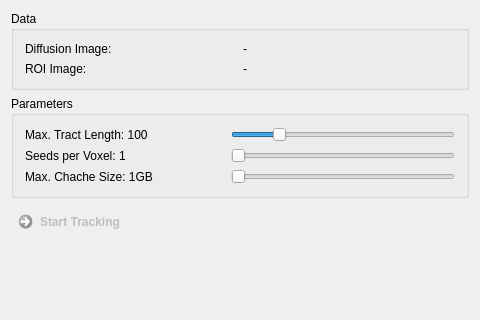
The window that Plugins/org.mitk.gui.qt.diffusionimaging/src/internal/QmitkStochasticFiberTrackingViewControls.ui (MITK/MITK) describes before a commit, drawn with Qt 5; both pictures show x 0 to 480 and y 0 to 320 of the 480 by 553 pixel window.
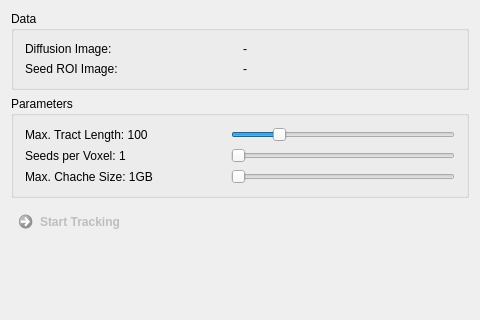
The same window after the commit.

Commit message: setting geometry correctly

What changed in the file:
```diff
--- a/Plugins/org.mitk.gui.qt.diffusionimaging/src/internal/QmitkStochasticFiberTrackingViewControls.ui
+++ b/Plugins/org.mitk.gui.qt.diffusionimaging/src/internal/QmitkStochasticFiberTrackingViewControls.ui
@@ -43,7 +43,7 @@
       <item row="1" column="0">
        <widget class="QLabel" name="label_6">
         <property name="text">
-         <string>ROI Image:</string>
+         <string>Seed ROI Image:</string>
         </property>
        </widget>
       </item>
```
The commit also changes 2 other files.
